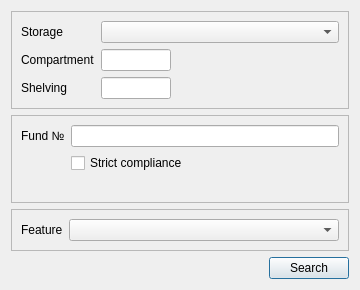
The window that dialogs/searchdialog.ui (caxapyk/TPointer) describes before a commit, drawn with Qt 5.
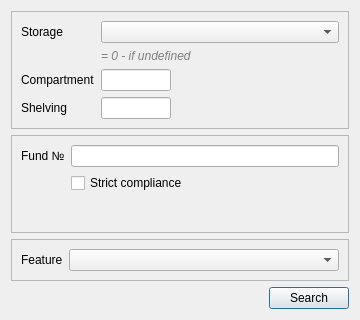
The same window after the commit. Icons and pictures are not drawn.

The edit to the form file:
```diff
--- a/dialogs/searchdialog.ui
+++ b/dialogs/searchdialog.ui
@@ -7,19 +7,19 @@
     <x>0</x>
     <y>0</y>
     <width>360</width>
-    <height>290</height>
+    <height>320</height>
    </rect>
   </property>
   <property name="minimumSize">
    <size>
     <width>360</width>
-    <height>290</height>
+    <height>320</height>
    </size>
   </property>
   <property name="maximumSize">
    <size>
     <width>360</width>
-    <height>290</height>
+    <height>320</height>
    </size>
   </property>
   <property name="windowTitle">
@@ -55,21 +55,21 @@
       <item row="0" column="1">
        <widget class="QComboBox" name="cB_storage"/>
       </item>
-      <item row="1" column="0">
+      <item row="2" column="0">
        <widget class="QLabel" name="label_2">
         <property name="text">
          <string>Compartment</string>
         </property>
        </widget>
       </item>
-      <item row="2" column="0">
+      <item row="4" column="0">
        <widget class="QLabel" name="label_3">
         <property name="text">
          <string>Shelving</string>
         </property>
        </widget>
       </item>
-      <item row="2" column="1">
+      <item row="4" column="1">
        <widget class="QLineEdit" name="lE_shelving">
         <property name="maximumSize">
          <size>
@@ -85,7 +85,7 @@
         </property>
        </widget>
       </item>
-      <item row="1" column="1">
+      <item row="2" column="1">
        <widget class="QLineEdit" name="lE_compartment">
         <property name="maximumSize">
          <size>
@@ -101,6 +101,16 @@
         </property>
        </widget>
       </item>
+      <item row="1" column="1">
+       <widget class="QLabel" name="label_5">
+        <property name="styleSheet">
+         <string notr="true">color:gray;font-size:12px;font-style:italic;</string>
+        </property>
+        <property name="text">
+         <string>= 0 - if undefined</string>
+        </property>
+       </widget>
+      </item>
      </layout>
     </widget>
    </item>
```
